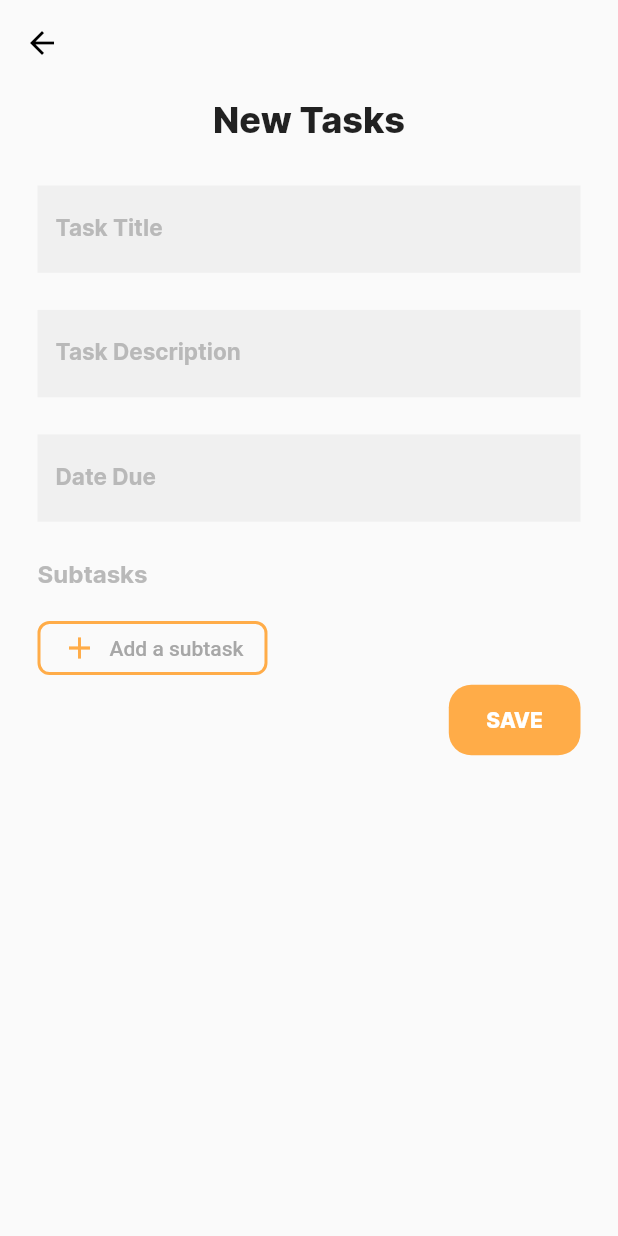
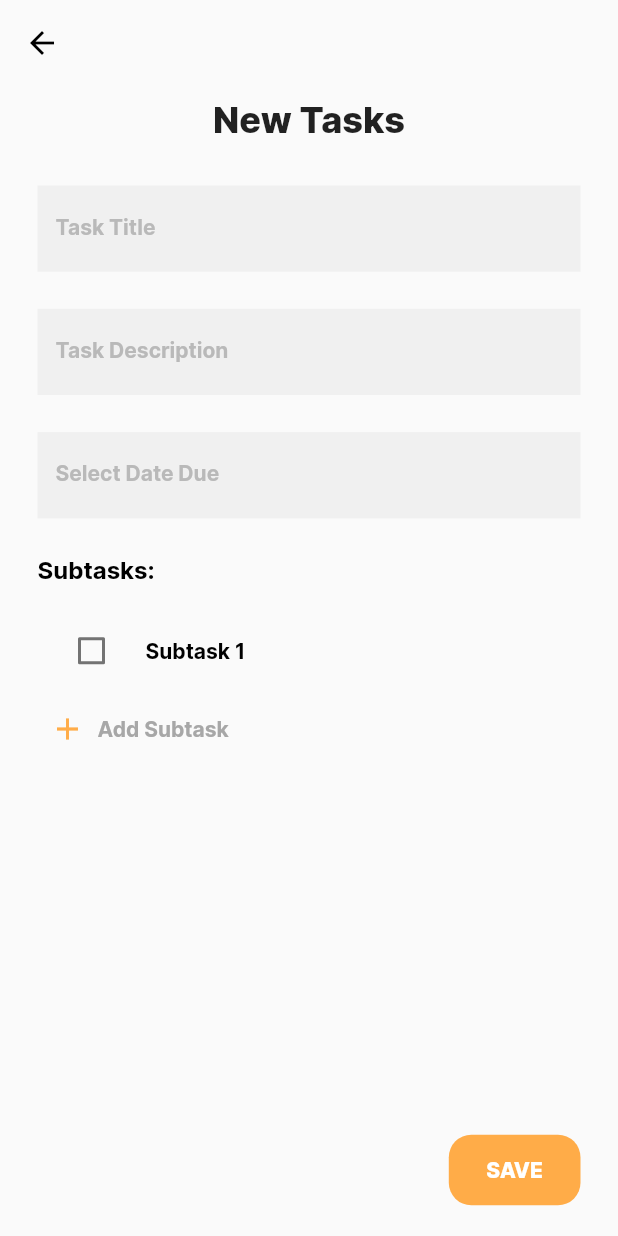
Before and after one commit to GloriaMMuthumbi/managed_todo_app, a Flutter app: the NewTaskFormScreen screen opened directly, on a phone screen of 412 x 824 dp. Run offline on Flutter 3.47's test engine with Material 2 defaults, Android fonts, the phone set to English and light mode, and no system bars; our stand-ins replace sizer.

Commit message:
Add new subtask modifications

```diff
--- a/lib/screens/new_task_form_screen.dart
+++ b/lib/screens/new_task_form_screen.dart
@@ -11,11 +11,16 @@ class NewTaskFormScreen extends StatefulWidget {
 
 class _NewTaskFormScreenState extends State<NewTaskFormScreen> {
 
-  TextEditingController dateInputController = TextEditingController();
+  final TextEditingController dateInputController = TextEditingController();
+  final TextEditingController subtaskController = TextEditingController();
+
+  bool? isActive = false;
+  bool? isSelected= false;
 
   @override
   Widget build(BuildContext context) {
     return Scaffold(
+      resizeToAvoidBottomInset: false,
         appBar: PreferredSize(
           preferredSize: Size.fromHeight(8.h),
           child: AppBar(
@@ -27,7 +32,7 @@ class _NewTaskFormScreenState extends State<NewTaskFormScreen> {
             ),
           ),
         ),
-        body: Center(
+        body: Container(
           child: Padding(
             padding: const EdgeInsets.only(right: 25.0, left: 25.0),
             child: Column(
@@ -51,7 +56,7 @@ class _NewTaskFormScreenState extends State<NewTaskFormScreen> {
                       filled: true,
                       fillColor: Color(0xffF0F0F0),
                       labelText: 'Task Title',
-                      labelStyle: TextStyle(fontFamily: 'Inter', fontSize: 15, fontWeight: FontWeight.w600, color: Color(0xffB9B9B9),
+                      labelStyle: TextStyle(fontFamily: 'Inter', fontSize: 14, fontWeight: FontWeight.w600, color: Color(0xffB9B9B9),
                         //labelStyle: TextStyle(fontFamily: 'Inter', fontWeight: FontWeight.w500, color: Color(0xffB9B9B9),
                       ),
                     ),
@@ -63,12 +68,10 @@ class _NewTaskFormScreenState extends State<NewTaskFormScreen> {
                       filled: true,
                       fillColor: Color(0xffF0F0F0),
                       labelText: 'Task Description',
-                    labelStyle: TextStyle(fontFamily: 'Inter', fontSize: 15, fontWeight: FontWeight.w600, color: Color(0xffB9B9B9),
+                      labelStyle: TextStyle(fontFamily: 'Inter', fontSize: 14, fontWeight: FontWeight.w600, color: Color(0xffB9B9B9),
                         //labelStyle: TextStyle(fontFamily: 'Inter', fontWeight: FontWeight.w500, color: Color(0xffB9B9B9),
                       ),
                     ),
-                    //maxLines: 5,
-                    //minLines: 1
                   ),
                   SizedBox (height: 3.h,),
                   TextField(
@@ -76,8 +79,8 @@ class _NewTaskFormScreenState extends State<NewTaskFormScreen> {
                       border: InputBorder.none,
                       filled: true,
                       fillColor: Color(0xffF0F0F0),
-                    labelText: 'Date Due',
-                    labelStyle: TextStyle(fontFamily: 'Inter', fontSize: 15, fontWeight: FontWeight.w600, color: Color(0xffB9B9B9),
+                      labelText: 'Select Date Due',
+                      labelStyle: TextStyle(fontFamily: 'Inter', fontSize: 14, fontWeight: FontWeight.w600, color: Color(0xffB9B9B9),
                         //labelStyle: TextStyle(fontFamily: 'Inter', fontWeight: FontWeight.w500, color: Color(0xffB9B9B9),
                       ),
                     ),
@@ -107,39 +110,101 @@ class _NewTaskFormScreenState extends State<NewTaskFormScreen> {
                     },
                   ),
                   SizedBox (height: 3.h,),
-                const Align(
+                  Expanded(
+                    child: Align(
                       alignment: Alignment.bottomLeft,
-                  child: Text('Subtasks',
+                      child: Column(
+                        children: [
+                          Row(
+                            children: const [
+                              Text('Subtasks:',
                                   style: TextStyle(
                                     fontFamily: 'Inter',
                                     fontSize: 16,
                                     fontWeight: FontWeight.w600,
-                        color: Color(0xffB9B9B9),
+                                    color: Colors.black,
                                   )
                               ),
+                            ],
                           ),
                           SizedBox (height: 2.h,),
+                          CheckboxListTile(
+                            controlAffinity: ListTileControlAffinity.leading,
+                            title: const Text('Subtask 1',
+                                style: TextStyle(
+                                  fontFamily: 'Inter',
+                                  fontSize: 14,
+                                  fontWeight: FontWeight.w600,
+                                  color: Colors.black,
+                                  //decoration: isSelected ? TextDecoration.lineThrough : null,
+                                )
+                            ),
+                            value: isSelected,
+                            onChanged: (value){
+                              setState(() {
+                                isSelected = value;
+                              });
+                            },
+                            activeColor: const Color(0xffFFAC48),
+                            checkColor: Colors.white,
+                          ),
                           Align(
                               alignment: Alignment.topLeft,
-                  child: OutlinedButton.icon(
-                    onPressed: () {},
-                    icon: const Icon(Icons.add),
-                      style: OutlinedButton.styleFrom(
-                        foregroundColor: const Color(0xffFFAC48),
-                          shape: const RoundedRectangleBorder(borderRadius: BorderRadius.all(Radius.circular(8))),
-                          side: const BorderSide(
-                          color: Color(0xffFFAC48),
-                          width: 2,
+                              child: Column(
+                                  children: [
+                                    isActive==true? Column(
+                                      children: [
+                                        TextField(
+                                          decoration: const InputDecoration(
+                                            border: InputBorder.none,
+                                            isDense: true,
+                                            filled: true,
+                                            fillColor: Color(0xffF0F0F0),
+                                            labelText: 'Enter Subtask',
+                                            labelStyle: TextStyle(fontFamily: 'Inter', fontSize: 14, fontWeight: FontWeight.w600, color: Color(0xffB9B9B9),),
+                                          ),
+                                          controller: subtaskController,
+                                        ),
+                                        TextButton.icon(
+                                          onPressed: () {
+                                            setState(() {
+                                              isActive = true;
+                                            });
+                                          },
+                                          icon: const Icon(Icons.add,
+                                            color: Color(0xffFFAC48),),
+                                          label: const Text("Add Subtask",
+                                            style: TextStyle(
+                                                fontFamily: 'Inter', fontSize: 14, fontWeight: FontWeight.w600,
+                                                color:Color(0xffA7A7A7)
+                                            ),),
+                                        ),
+                                      ],
+                                    ):
+                                    TextButton.icon(
+                                      onPressed: () {
+                                        setState(() {
+                                          isActive = true;
+                                        });
+                                      },
+                                      icon: const Icon(Icons.add,
+                                        color: Color(0xffFFAC48),),
+                                      label: const Text("Add Subtask",
+                                        style: TextStyle(
+                                            fontFamily: 'Inter', fontSize: 14, fontWeight: FontWeight.w600,
+                                            color:Color(0xffA7A7A7)
+                                        ),),
+                                    ),
+                                  ]
                               )
                           ),
-                    label: const Text('Add a subtask',
-                    style: TextStyle(
-                        color:Color(0xffA7A7A7)
+                        ],
                       ),
-                    )
-                  )
                     ),
-                Align(
+                  ),
+                  Padding(
+                    padding: const EdgeInsets.only(bottom: 20),
+                    child: Align(
                       alignment: Alignment.bottomRight,
                       child: TextButton (
                         onPressed: () {},
@@ -153,11 +218,28 @@ class _NewTaskFormScreenState extends State<NewTaskFormScreen> {
                         style: const TextStyle(color: Colors.white, fontFamily: 'Inter', fontWeight: FontWeight.w800, fontSize: 14,),
                       ),
                       ),
+                    ),
                   )
                 ]
             ),
-          )
+          ),
           )
     );
   }
 }
+
+
+
+
+/*IconButton(
+                                          onPressed: () {
+                                            setState(() {
+                                              isActive = false;
+                                            });
+                                          },
+                                          icon: const Icon(
+                                            Icons.delete,
+                                            color: Color(0xffea0000),
+                                            size: 22,
+                                          ),
+                                      ),*/
--- a/pubspec.yaml
+++ b/pubspec.yaml
@@ -46,6 +46,8 @@ dependencies:
 dev_dependencies:
   flutter_test:
     sdk: flutter
+
+
 
   # The "flutter_lints" package below contains a set of recommended lints to
   # encourage good coding practices. The lint set provided by the package is
```
Also changed, not shown: assets/icons/logo.png (added), pubspec.lock, 17 other files. Lines whose indentation alone changed are shown as unchanged.
